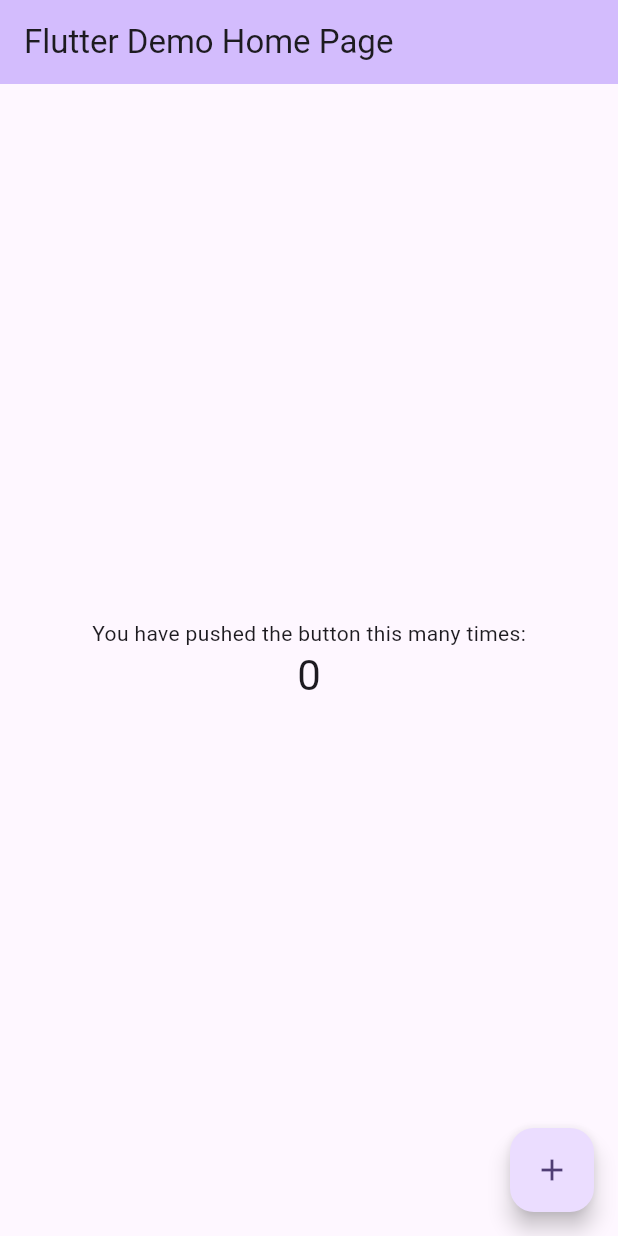
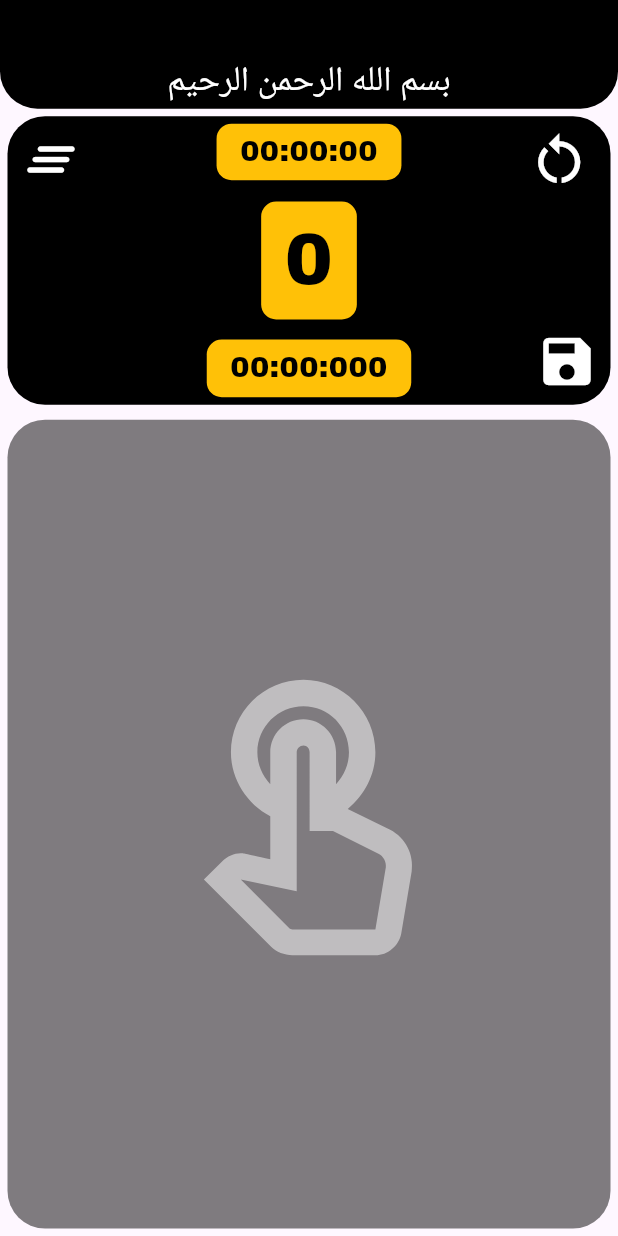
Before and after one commit to ArivhaySoft/tasbih_digital, a Flutter app: the screen it shows after launch, on a phone screen of 412 x 824 dp. Run offline on Flutter 3.47's test engine with Material 3 defaults, Android fonts, the phone set to English and light mode, and no system bars; our stand-ins replace flutter_screenutil, get, get_storage, google_fonts, logger, vibration.

Commit message:
Done local save istigosah

```diff
--- /dev/null
+++ b/lib/home.dart
@@ -0,0 +1,384 @@
+import 'dart:async';
+import 'dart:convert';
+
+import 'package:flutter/cupertino.dart';
+import 'package:flutter/material.dart';
+import 'package:flutter/services.dart';
+import 'package:get/get.dart';
+import 'package:google_fonts/google_fonts.dart';
+import 'package:tasbih_digital/utils_ui.dart';
+import 'package:vibration/vibration.dart';
+
+class MyHomePage extends StatefulWidget {
+  const MyHomePage({super.key, required this.title});
+
+  // This widget is the home page of your application. It is stateful, meaning
+  // that it has a State object (defined below) that contains fields that affect
+  // how it looks.
+
+  // This class is the configuration for the state. It holds the values (in this
+  // case the title) provided by the parent (in this case the App widget) and
+  // used by the build method of the State. Fields in a Widget subclass are
+  // always marked "final".
+
+  final String title;
+
+  @override
+  State<MyHomePage> createState() => _MyHomePageState();
+}
+
+class _MyHomePageState extends State<MyHomePage> {
+  int _counter = 0;
+  String _lastStopWatch = '00:00:00';
+  String _startTasbih = '';
+  late Stopwatch stopwatch;
+  late Timer t;
+
+  void handleStartStop() {
+    if (stopwatch.isRunning) {
+      setState(() {
+        _lastStopWatch = returnFormattedText();
+      });
+      stopwatch.reset();
+      stopwatch.start();
+    } else {
+      stopwatch.start();
+    }
+  }
+
+  String returnFormattedText() {
+    var milli = stopwatch.elapsed.inMilliseconds;
+
+    String milliseconds = (milli % 1000).toString().padLeft(3, "0"); // this one for the miliseconds
+    String seconds = ((milli ~/ 1000) % 60).toString().padLeft(2, "0"); // this is for the second
+    String minutes = ((milli ~/ 1000) ~/ 60).toString().padLeft(2, "0"); // this is for the minute
+
+    return "$minutes:$seconds:$milliseconds";
+  }
+
+  List<ModelTasbih> _listTasbih = [];
+  late ScrollController _scrollController;
+
+  void _incrementCounter() {
+    setState(() {
+      _counter++;
+      if (_counter == 1) {
+        _startTasbih = DateTime.now().toString();
+      }
+      Vibration.vibrate(duration: 100);
+      handleStartStop();
+    });
+  }
+
+  @override
+  void initState() {
+    // TODO: implement initState
+    super.initState();
+    stopwatch = Stopwatch();
+    t = Timer.periodic(Duration(milliseconds: 30), (timer) { setState(() {}); });
+
+    _scrollController = ScrollController(
+      initialScrollOffset: 0.0,
+      keepScrollOffset: true,
+    );
+
+  }
+
+  @override
+  Widget build(BuildContext context) {
+    return Scaffold(
+      body: Column(
+        crossAxisAlignment: CrossAxisAlignment.center,
+        children: [
+          Container(
+              padding: EdgeInsets.only(top: utilsUI.setHeight(40.0)),
+              width: utilsUI.screenWidth(context),
+              decoration: const BoxDecoration(
+                  color: Colors.black, borderRadius: BorderRadius.only(bottomLeft: Radius.circular(25.0), bottomRight: Radius.circular(25.0))),
+              child: Text(
+                'بسم الله الرحمن الرحيم',
+                style: TextStyle(color: Colors.white, fontSize: utilsUI.setSp(24.0)),
+                textAlign: TextAlign.center,
+              )),
+          _listTasbih.length > 0 ? Container(
+              width: utilsUI.screenWidth(context),
+              height: utilsUI.setHeight(200.0),
+              margin: const EdgeInsets.all(5.0),
+              padding: const EdgeInsets.all(5.0),
+              decoration: BoxDecoration(color: Colors.black, borderRadius: BorderRadius.circular(25.0)),
+              child: GridView.builder(
+                gridDelegate: const SliverGridDelegateWithFixedCrossAxisCount(
+                  crossAxisCount: 4, // number of items in each row
+                  mainAxisSpacing: 8.0, // spacing between rows
+                  crossAxisSpacing: 8.0, // spacing between columns
+                ),
+                padding: const EdgeInsets.all(8.0), // padding around the grid
+                itemCount: _listTasbih.length, // total number of items
+                controller: _scrollController,
+                itemBuilder: (context, index) {
+                  var data = _listTasbih[index];
+                  return Container(
+                    decoration: BoxDecoration(color: Colors.green, borderRadius: BorderRadius.circular(10)),
+                    child: Center(
+                      child: Column(
+                        children: [
+                          Text(
+                            data.judul,
+                            style: TextStyle(fontSize: 12.0, color: Colors.white),
+                          ),
+                          Container(
+                            margin: EdgeInsets.symmetric(horizontal: utilsUI.setWidth(2.0)),
+                              child: Divider(color: Colors.white,)),
+                          Text(
+                            data.tasbih.toString(),
+                            style: TextStyle(fontSize: 24.0, color: Colors.white,fontWeight: FontWeight.bold),
+                          ),
+                        ],
+                      ),
+                    ),
+                  );
+                },
+              )):Container(),
+          Container(
+              width: utilsUI.screenWidth(context),
+              height: utilsUI.setHeight(200.0),
+              margin: const EdgeInsets.all(5.0),
+              decoration: BoxDecoration(color: Colors.black, borderRadius: BorderRadius.circular(25.0)),
+              child: Stack(
+                children: [
+                  Align(
+                      alignment: Alignment.bottomRight,
+                      child: Container(
+                        padding: EdgeInsets.only(left: utilsUI.setWidth(5.0)),
+                        child: IconButton(
+                          icon: Icon(Icons.save, color: Colors.white, size: utilsUI.setWidth(40.0)),
+                          onPressed: () => _saveTasbih(),
+                        ),
+                      )),
+                  Align(
+                      alignment: Alignment.topRight,
+                      child: Container(
+                        padding: EdgeInsets.only(right: utilsUI.setWidth(5.0)),
+                        child: IconButton(
+                          icon: Icon(
+                            Icons.restart_alt_sharp,
+                            color: Colors.white,
+                            size: utilsUI.setWidth(40.0),
+                          ),
+                          onPressed: () {
+                            setState(() {
+                              showAdaptiveDialog(
+                                context: context,
+                                builder: (BuildContext context) => AlertDialog.adaptive(
+                                  title: const Text('Reset'),
+                                  content: const Text('Yakin Mau Reset ? '),
+                                  actions: <Widget>[
+                                    adaptiveAction(
+                                      context: context,
+                                      onPressed: () => Get.back(),
+                                      child: const Text('Cancel'),
+                                    ),
+                                    adaptiveAction(
+                                      context: context,
+                                      onPressed: () => _resetTasbih(),
+                                      child: const Text('OK'),
+                                    ),
+                                  ],
+                                ),
+                              );
+                            });
+                          },
+                        ),
+                      )),
+                  Align(
+                      alignment: Alignment.topLeft,
+                      child: Container(
+                        padding: EdgeInsets.only(right: utilsUI.setWidth(5.0)),
+                        child: IconButton(
+                          icon: Icon(
+                            Icons.clear_all_rounded,
+                            color: Colors.white,
+                            size: utilsUI.setWidth(40.0),
+                          ),
+                          onPressed: () {
+                            setState(() {
+                              showAdaptiveDialog(
+                                context: context,
+                                builder: (BuildContext context) => AlertDialog.adaptive(
+                                  title: const Text('Hapus Semua'),
+                                  content: const Text('Yakin Mau Hapus semua ? '),
+                                  actions: <Widget>[
+                                    adaptiveAction(
+                                      context: context,
+                                      onPressed: () => Get.back(),
+                                      child: const Text('Cancel'),
+                                    ),
+                                    adaptiveAction(
+                                      context: context,
+                                      onPressed: () => _clearAll(),
+                                      child: const Text('OK'),
+                                    ),
+                                  ],
+                                ),
+                              );
+                            });
+                          },
+                        ),
+                      )),
+                  Align(
+                    alignment: Alignment.center,
+                    child: Container(
+                        margin: const EdgeInsets.all(5.0),
+                        padding: EdgeInsets.symmetric(vertical: utilsUI.setHeight(5.0), horizontal: utilsUI.setWidth(15.0)),
+                        decoration: BoxDecoration(
+                          borderRadius: BorderRadius.circular(10.0),
+                          color: Colors.amber,
+                        ),
+                        child: Text(
+                          _counter.toString(),
+                          style: GoogleFonts.archivoBlack(color: Colors.black, fontSize: utilsUI.setSp(50.0)),
+                          textAlign: TextAlign.right,
+                        )),
+                  ),
+                  Align(
+                    alignment: Alignment.topCenter,
+                    child: Container(
+                        margin: const EdgeInsets.all(5.0),
+                        padding: EdgeInsets.symmetric(vertical: utilsUI.setHeight(5.0), horizontal: utilsUI.setWidth(15.0)),
+                        decoration: BoxDecoration(
+                          borderRadius: BorderRadius.circular(10.0),
+                          color: Colors.amber,
+                        ),
+                        child: Text(
+                          _lastStopWatch,
+                          style: GoogleFonts.archivoBlack(color: Colors.black, fontSize: utilsUI.setSp(20.0)),
+                          textAlign: TextAlign.right,
+                        )),
+                  ),
+                  Align(
+                    alignment: Alignment.bottomCenter,
+                    child: GestureDetector(
+                      onTap: () {
+                        stopwatch.stop();
+                        stopwatch.reset();
+                      },
+                      behavior: HitTestBehavior.opaque,
+                      child: Container(
+                          height: utilsUI.setHeight(40.0),
+                          margin: const EdgeInsets.all(5.0),
+                          padding: EdgeInsets.symmetric(vertical: utilsUI.setHeight(5.0), horizontal: utilsUI.setWidth(15.0)),
+                          decoration: BoxDecoration(
+                            borderRadius: BorderRadius.circular(10.0),
+                            color: Colors.amber,
+                          ),
+                          child: Text(
+                            returnFormattedText(),
+                            style: GoogleFonts.archivoBlack(color: Colors.black, fontSize: utilsUI.setSp(20.0)),
+                            textAlign: TextAlign.right,
+                          )),
+                    ),
+                  )
+                ],
+              )),
+          Expanded(
+            child: GestureDetector(
+              onTap: () {
+                _incrementCounter();
+              },
+              behavior: HitTestBehavior.opaque,
+              child: Container(
+                margin: const EdgeInsets.all(5.0),
+                decoration: BoxDecoration(color: Colors.black.withOpacity(0.5), borderRadius: BorderRadius.circular(25.0)),
+                height: utilsUI.screenHeight(context),
+                width: utilsUI.screenWidth(context),
+                child: Icon(
+                  Icons.touch_app_outlined,
+                  size: utilsUI.setWidth(200.0),
+                  color: Colors.white.withOpacity(0.5),
+                ),
+              ),
+            ),
+          )
+        ],
+      ), // This trailing comma makes auto-formatting nicer for build methods.
+    );
+  }
+
+  Widget adaptiveAction({required BuildContext context, required VoidCallback onPressed, required Widget child}) {
+    final ThemeData theme = Theme.of(context);
+    switch (theme.platform) {
+      case TargetPlatform.android:
+      case TargetPlatform.fuchsia:
+      case TargetPlatform.linux:
+      case TargetPlatform.windows:
+        return TextButton(onPressed: onPressed, child: child);
+      case TargetPlatform.iOS:
+      case TargetPlatform.macOS:
+        return CupertinoDialogAction(onPressed: onPressed, child: child);
+    }
+  }
+
+  _saveTasbih() {
+    setState(() {
+      if(_counter != 0) {
+        _listTasbih.add(ModelTasbih(
+            id: _listTasbih.length,
+            judul: (_listTasbih.length+1).toString(),
+            durasi: '',
+            kelompok: 'umum',
+            tasbih: _counter,
+            tasbish_last: _counter,
+            tassbih_start: _startTasbih,
+            tassbih_end: DateTime.now().toString()));
+        _resetTasbih();
+        _toEnd();
+      }
+    });
+  }
+
+  _resetTasbih() {
+    setState(() {
+      _counter = 0;
+      Get.back();
+      _lastStopWatch = "00:00:00";
+      stopwatch.stop();
+      stopwatch.reset();
+    });
+  }
+
+  void _toEnd() {                                                     // NEW
+    _scrollController.animateTo(                                      // NEW
+      _scrollController.position.maxScrollExtent,                     // NEW
+      duration: const Duration(milliseconds: 500),                    // NEW
+      curve: Curves.ease,                                             // NEW
+    );                                                                // NEW
+  }
+
+  _clearAll() {
+    setState(() {
+      _listTasbih.clear();
+      _resetTasbih();
+    });
+  }
+}
+
+class ModelTasbih {
+  final int id;
+  final String judul;
+  final String durasi;
+  final String kelompok;
+  final int tasbih;
+  final int tasbish_last;
+  final String tassbih_start;
+  final String tassbih_end;
+
+  ModelTasbih(
+      {required this.id,
+      required this.judul,
+      required this.durasi,
+      required this.kelompok,
+      required this.tasbih,
+      required this.tasbish_last,
+      required this.tassbih_start,
+      required this.tassbih_end});
+}
--- a/lib/main.dart
+++ b/lib/main.dart
@@ -1,6 +1,12 @@
 import 'package:flutter/material.dart';
+import 'package:flutter_screenutil/flutter_screenutil.dart';
+import 'package:get/get.dart';
+import 'package:get_storage/get_storage.dart';
+import 'package:tasbih_digital/home.dart';
 
-void main() {
+void main() async {
+  await GetStorage.init();
+  WidgetsFlutterBinding.ensureInitialized();
   runApp(const MyApp());
 }
 
@@ -10,116 +16,22 @@ class MyApp extends StatelessWidget {
   // This widget is the root of your application.
   @override
   Widget build(BuildContext context) {
-    return MaterialApp(
-      title: 'Flutter Demo',
-      theme: ThemeData(
-        // This is the theme of your application.
-        //
-        // TRY THIS: Try running your application with "flutter run". You'll see
-        // the application has a purple toolbar. Then, without quitting the app,
-        // try changing the seedColor in the colorScheme below to Colors.green
-        // and then invoke "hot reload" (save your changes or press the "hot
-        // reload" button in a Flutter-supported IDE, or press "r" if you used
-        // the command line to start the app).
-        //
-        // Notice that the counter didn't reset back to zero; the application
-        // state is not lost during the reload. To reset the state, use hot
-        // restart instead.
-        //
-        // This works for code too, not just values: Most code changes can be
-        // tested with just a hot reload.
-        colorScheme: ColorScheme.fromSeed(seedColor: Colors.deepPurple),
-        useMaterial3: true,
-      ),
-      home: const MyHomePage(title: 'Flutter Demo Home Page'),
+    return ScreenUtilInit(
+      designSize: const Size(392.72727272727275, 856.7272727272727),
+      minTextAdapt: true,
+      splitScreenMode: true,
+      builder: (_,child){
+        return GetMaterialApp(
+          title: 'Tasbih Digital',
+          debugShowCheckedModeBanner: false,
+          theme: ThemeData(
+            colorScheme: ColorScheme.fromSeed(seedColor: Colors.deepPurple),
+            useMaterial3: true,
+          ),
+          home: child,
+        );
+      },
+      child:  const MyHomePage(title: 'Flutter Demo Home Page'),
     );
   }
 }
-
-class MyHomePage extends StatefulWidget {
-  const MyHomePage({super.key, required this.title});
-
-  // This widget is the home page of your application. It is stateful, meaning
-  // that it has a State object (defined below) that contains fields that affect
-  // how it looks.
-
-  // This class is the configuration for the state. It holds the values (in this
-  // case the title) provided by the parent (in this case the App widget) and
-  // used by the build method of the State. Fields in a Widget subclass are
-  // always marked "final".
-
-  final String title;
-
-  @override
-  State<MyHomePage> createState() => _MyHomePageState();
-}
-
-class _MyHomePageState extends State<MyHomePage> {
-  int _counter = 0;
-
-  void _incrementCounter() {
-    setState(() {
-      // This call to setState tells the Flutter framework that something has
-      // changed in this State, which causes it to rerun the build method below
-      // so that the display can reflect the updated values. If we changed
-      // _counter without calling setState(), then the build method would not be
-      // called again, and so nothing would appear to happen.
-      _counter++;
-    });
-  }
-
-  @override
-  Widget build(BuildContext context) {
-    // This method is rerun every time setState is called, for instance as done
-    // by the _incrementCounter method above.
-    //
-    // The Flutter framework has been optimized to make rerunning build methods
-    // fast, so that you can just rebuild anything that needs updating rather
-    // than having to individually change instances of widgets.
-    return Scaffold(
-      appBar: AppBar(
-        // TRY THIS: Try changing the color here to a specific color (to
-        // Colors.amber, perhaps?) and trigger a hot reload to see the AppBar
-        // change color while the other colors stay the same.
-        backgroundColor: Theme.of(context).colorScheme.inversePrimary,
-        // Here we take the value from the MyHomePage object that was created by
-        // the App.build method, and use it to set our appbar title.
-        title: Text(widget.title),
-      ),
-      body: Center(
-        // Center is a layout widget. It takes a single child and positions it
-        // in the middle of the parent.
-        child: Column(
-          // Column is also a layout widget. It takes a list of children and
-          // arranges them vertically. By default, it sizes itself to fit its
-          // children horizontally, and tries to be as tall as its parent.
-          //
-          // Column has various properties to control how it sizes itself and
-          // how it positions its children. Here we use mainAxisAlignment to
-          // center the children vertically; the main axis here is the vertical
-          // axis because Columns are vertical (the cross axis would be
-          // horizontal).
-          //
-          // TRY THIS: Invoke "debug painting" (choose the "Toggle Debug Paint"
-          // action in the IDE, or press "p" in the console), to see the
-          // wireframe for each widget.
-          mainAxisAlignment: MainAxisAlignment.center,
-          children: <Widget>[
-            const Text(
-              'You have pushed the button this many times:',
-            ),
-            Text(
-              '$_counter',
-              style: Theme.of(context).textTheme.headlineMedium,
-            ),
-          ],
-        ),
-      ),
-      floatingActionButton: FloatingActionButton(
-        onPressed: _incrementCounter,
-        tooltip: 'Increment',
-        child: const Icon(Icons.add),
-      ), // This trailing comma makes auto-formatting nicer for build methods.
-    );
-  }
-}
```
Also changed, not shown: lib/utils_ui.dart (added, +20 -0 lines), pubspec.yaml (+6 -3 lines), pubspec.lock, 3 other files.
